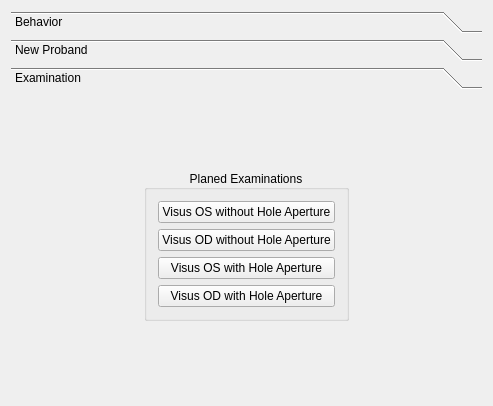
samuelohterion/VisusTestWrapper, file mainwidget.ui: the form before one commit.
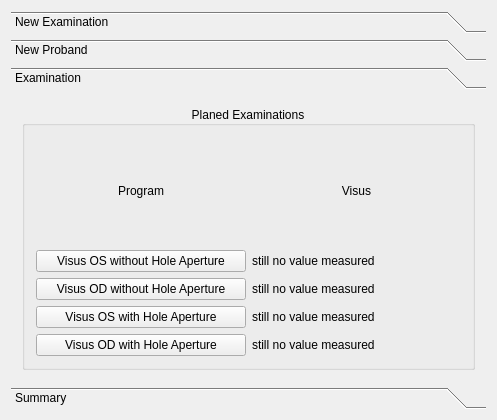
The form after the commit. The open tabs and pages were chosen to show the change.

Patch:
```diff
--- a/mainwidget.ui
+++ b/mainwidget.ui
@@ -6,8 +6,8 @@
    <rect>
     <x>0</x>
     <y>0</y>
-    <width>493</width>
-    <height>406</height>
+    <width>497</width>
+    <height>420</height>
    </rect>
   </property>
   <property name="windowTitle">
@@ -21,7 +21,7 @@
      </property>
      <widget class="QWidget" name="Behavior">
       <attribute name="label">
-       <string>Behavior</string>
+       <string>New Examination</string>
       </attribute>
       <layout class="QGridLayout" name="gridLayout_2">
        <item row="1" column="0">
@@ -226,29 +226,16 @@
        <rect>
         <x>0</x>
         <y>0</y>
-        <width>475</width>
-        <height>286</height>
+        <width>479</width>
+        <height>266</height>
        </rect>
       </property>
       <attribute name="label">
        <string>Examination</string>
       </attribute>
       <layout class="QGridLayout" name="gridLayout_6">
-       <item row="0" column="1">
-        <spacer name="verticalSpacer_6">
-         <property name="orientation">
-          <enum>Qt::Vertical</enum>
-         </property>
-         <property name="sizeHint" stdset="0">
-          <size>
-           <width>20</width>
-           <height>40</height>
-          </size>
-         </property>
-        </spacer>
-       </item>
-       <item row="1" column="1">
-        <widget class="QGroupBox" name="groupBox_3">
+       <item row="0" column="0">
+        <widget class="QGroupBox" name="groupBoxExamination">
          <property name="title">
           <string>Planed Examinations</string>
          </property>
@@ -256,75 +243,136 @@
           <set>Qt::AlignCenter</set>
          </property>
          <layout class="QGridLayout" name="gridLayout_7">
-          <item row="3" column="0">
-           <widget class="QPushButton" name="pushButton_3">
+          <item row="4" column="2">
+           <widget class="QLabel" name="labelODWithHoleApertue">
+            <property name="text">
+             <string>still no value measured</string>
+            </property>
+           </widget>
+          </item>
+          <item row="5" column="2">
+           <widget class="QLabel" name="labelOSWithoutHoleApertue">
+            <property name="text">
+             <string>still no value measured</string>
+            </property>
+           </widget>
+          </item>
+          <item row="6" column="0">
+           <widget class="QPushButton" name="pushButtonODWithHoleApertue">
             <property name="text">
              <string>Visus OD with Hole Aperture</string>
             </property>
            </widget>
           </item>
-          <item row="1" column="0">
-           <widget class="QPushButton" name="pushButton">
+          <item row="4" column="0">
+           <widget class="QPushButton" name="pushButtonODWithoutHoleApertue">
             <property name="text">
              <string>Visus OD without Hole Aperture</string>
             </property>
            </widget>
           </item>
-          <item row="0" column="0">
-           <widget class="QPushButton" name="pushButton_2">
+          <item row="1" column="0">
+           <widget class="QPushButton" name="pushButtonOSWithoutHoleApertue">
             <property name="text">
              <string>Visus OS without Hole Aperture</string>
             </property>
            </widget>
           </item>
-          <item row="2" column="0">
-           <widget class="QPushButton" name="pushButton_4">
+          <item row="5" column="0">
+           <widget class="QPushButton" name="pushButtonOSWithHoleApertue">
             <property name="text">
              <string>Visus OS with Hole Aperture</string>
             </property>
            </widget>
           </item>
+          <item row="1" column="2">
+           <widget class="QLabel" name="labelOSWithHoleApertue">
+            <property name="text">
+             <string>still no value measured</string>
+            </property>
+           </widget>
+          </item>
+          <item row="6" column="2">
+           <widget class="QLabel" name="labelODWithoutHoleApertue">
+            <property name="text">
+             <string>still no value measured</string>
+            </property>
+           </widget>
+          </item>
+          <item row="0" column="2">
+           <widget class="QLabel" name="labelVisus">
+            <property name="text">
+             <string>Visus</string>
+            </property>
+            <property name="alignment">
+             <set>Qt::AlignCenter</set>
+            </property>
+           </widget>
+          </item>
+          <item row="0" column="0">
+           <widget class="QLabel" name="labelProgram">
+            <property name="text">
+             <string>Program</string>
+            </property>
+            <property name="alignment">
+             <set>Qt::AlignCenter</set>
+            </property>
+           </widget>
+          </item>
          </layout>
         </widget>
        </item>
-       <item row="1" column="0">
-        <spacer name="horizontalSpacer_3">
-         <property name="orientation">
-          <enum>Qt::Horizontal</enum>
+      </layout>
+     </widget>
+     <widget class="QWidget" name="pageSummaries">
+      <attribute name="label">
+       <string>Summary</string>
+      </attribute>
+      <layout class="QGridLayout" name="gridLayout_8">
+       <item row="0" column="0">
+        <widget class="QTabWidget" name="tabWidget">
+         <property name="currentIndex">
+          <number>0</number>
          </property>
-         <property name="sizeHint" stdset="0">
-          <size>
-           <width>40</width>
-           <height>20</height>
-          </size>
-         </property>
-        </spacer>
-       </item>
-       <item row="1" column="2">
-        <spacer name="horizontalSpacer_4">
-         <property name="orientation">
-          <enum>Qt::Horizontal</enum>
-         </property>
-         <property name="sizeHint" stdset="0">
-          <size>
-           <width>40</width>
-           <height>20</height>
-          </size>
-         </property>
-        </spacer>
-       </item>
-       <item row="2" column="1">
-        <spacer name="verticalSpacer_5">
-         <property name="orientation">
-          <enum>Qt::Vertical</enum>
-         </property>
-         <property name="sizeHint" stdset="0">
-          <size>
-           <width>20</width>
-           <height>40</height>
-          </size>
-         </property>
-        </spacer>
+         <widget class="QWidget" name="tabSummaryCurrentExamination">
+          <attribute name="title">
+           <string>Summary Current Examination</string>
+          </attribute>
+          <layout class="QGridLayout" name="gridLayout_12">
+           <item row="0" column="0">
+            <widget class="QGroupBox" name="groupBoxSummaryCurrentExamination">
+             <property name="title">
+              <string>summary of all measurements</string>
+             </property>
+             <layout class="QGridLayout" name="gridLayout_9">
+              <item row="0" column="0">
+               <widget class="QTableView" name="tableViewSummaryCurrentExamination"/>
+              </item>
+             </layout>
+            </widget>
+           </item>
+          </layout>
+         </widget>
+         <widget class="QWidget" name="tabSummaryAllExaminations">
+          <attribute name="title">
+           <string>Summary Current Examination</string>
+          </attribute>
+          <layout class="QGridLayout" name="gridLayout_11">
+           <item row="0" column="0">
+            <widget class="QGroupBox" name="groupBoxSummaryAllExaminations">
+             <property name="title">
+              <string>summary of all measurements</string>
+             </property>
+             <layout class="QGridLayout" name="gridLayout_10">
+              <item row="0" column="0">
+               <widget class="QTableView" name="tableViewSummaryAllExaminations"/>
+              </item>
+             </layout>
+            </widget>
+           </item>
+          </layout>
+         </widget>
+        </widget>
        </item>
       </layout>
      </widget>
```
Left out of the diff: 166 changed lines with no effect on the pictures.
